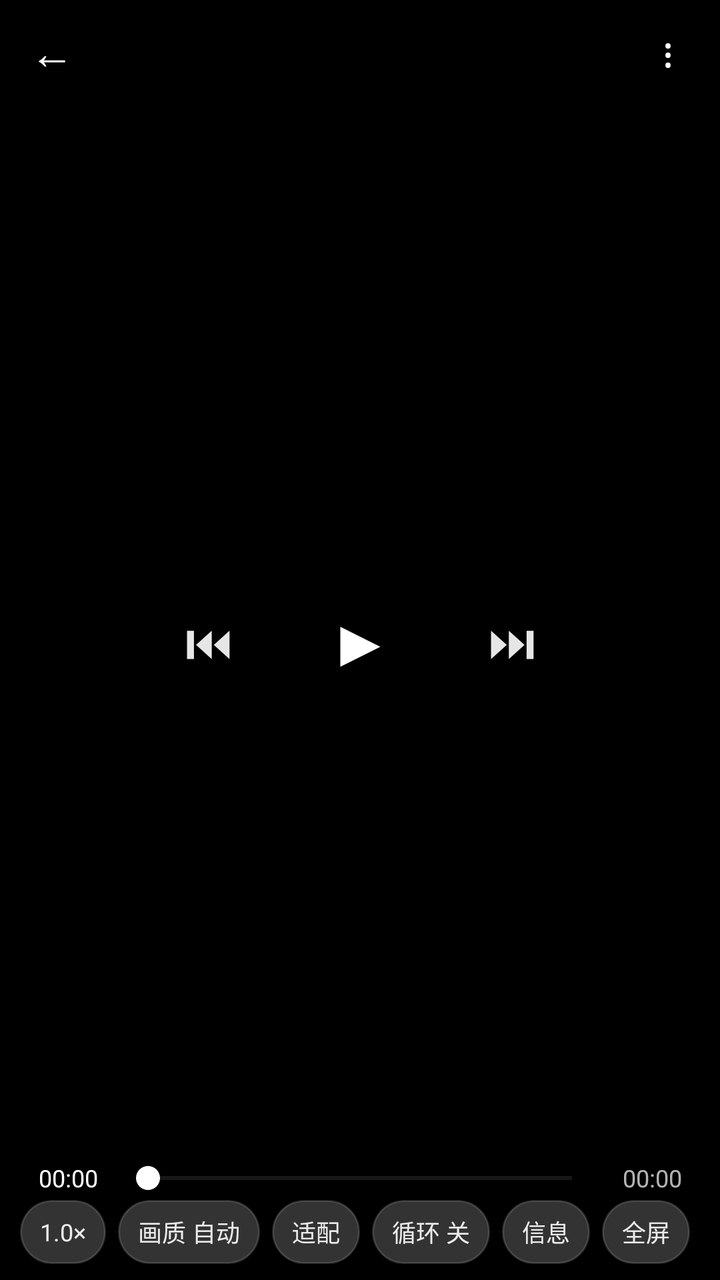
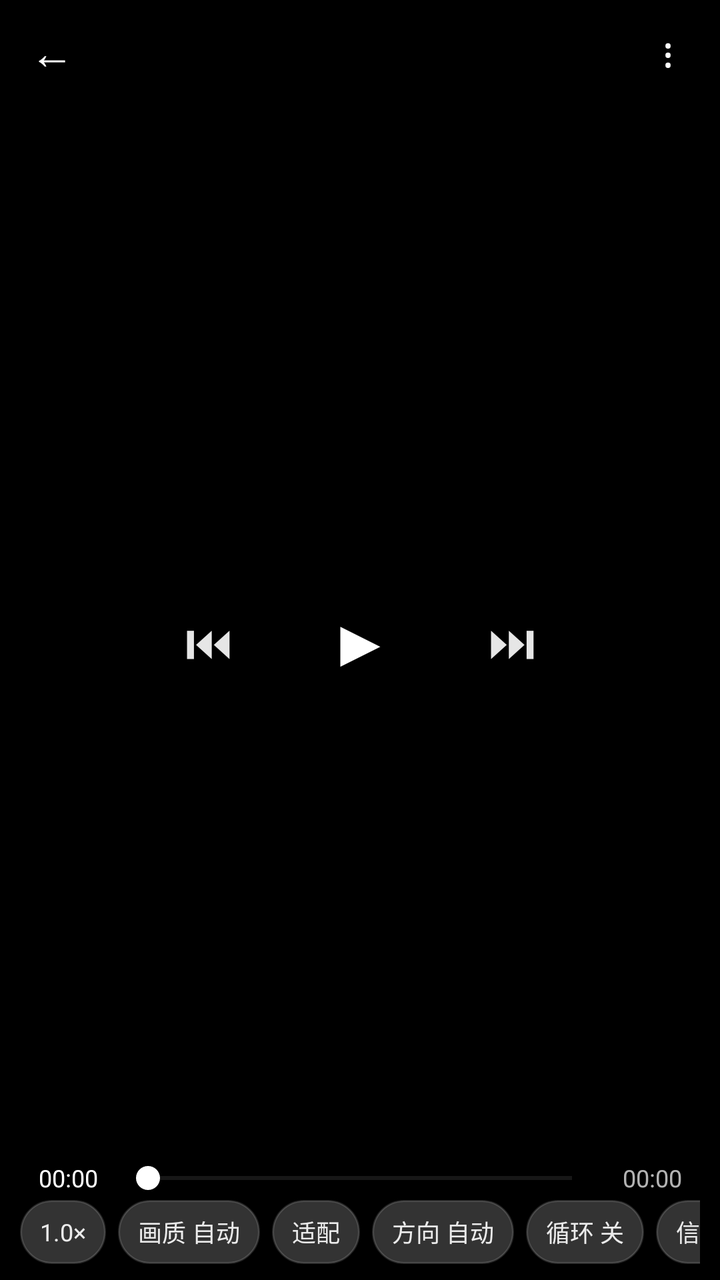

Before-and-after screenshots of an Android layout around one commit, followed by the original layout XML and the change that was made.
<!-- AndroidManifest.xml: activity theme VpWindow -->
<!-- res/layout/activity_video_player.xml -->
<?xml version="1.0" encoding="utf-8"?>
<FrameLayout xmlns:android="http://schemas.android.com/apk/res/android"
    android:id="@+id/vp_root"
    android:layout_width="match_parent"
    android:layout_height="match_parent"
    android:background="#FF000000">

    <TextureView
        android:id="@+id/vp_texture"
        android:layout_width="match_parent"
        android:layout_height="match_parent"
        android:layout_gravity="center" />

    <View
        android:id="@+id/vp_gesture"
        android:layout_width="match_parent"
        android:layout_height="match_parent" />

    <TextView
        android:id="@+id/vp_msg"
        android:layout_width="wrap_content"
        android:layout_height="wrap_content"
        android:layout_gravity="center"
        android:gravity="center"
        android:maxWidth="300dp"
        android:paddingLeft="18dp"
        android:paddingRight="18dp"
        android:paddingTop="14dp"
        android:paddingBottom="14dp"
        android:background="#CC1A1A1A"
        android:textColor="#FFFFFFFF"
        android:textSize="14sp"
        android:lineSpacingExtra="4dp"
        android:visibility="gone" />

    <ProgressBar
        android:id="@+id/vp_buffer"
        android:layout_width="42dp"
        android:layout_height="42dp"
        android:layout_gravity="center"
        android:indeterminate="true"
        android:indeterminateTint="#FFFFFFFF"
        android:visibility="gone" />

    <TextView
        android:id="@+id/vp_hint"
        android:layout_width="wrap_content"
        android:layout_height="wrap_content"
        android:layout_gravity="center"
        android:paddingLeft="20dp"
        android:paddingRight="20dp"
        android:paddingTop="10dp"
        android:paddingBottom="10dp"
        android:background="#B3000000"
        android:textColor="#FFFFFFFF"
        android:textSize="15sp"
        android:visibility="gone" />

    
    <LinearLayout
        android:id="@+id/vp_top"
        android:layout_width="match_parent"
        android:layout_height="52dp"
        android:layout_gravity="top"
        android:orientation="horizontal"
        android:gravity="center_vertical"
        android:paddingLeft="4dp"
        android:paddingRight="4dp"
        android:background="#8C000000">

        <TextView
            android:id="@+id/vp_back"
            android:layout_width="44dp"
            android:layout_height="44dp"
            android:gravity="center"
            android:text="←"
            android:textColor="#FFFFFFFF"
            android:textSize="22sp"
            android:background="?android:attr/selectableItemBackground" />

        <TextView
            android:id="@+id/vp_title"
            android:layout_width="0dp"
            android:layout_height="wrap_content"
            android:layout_weight="1"
            android:singleLine="true"
            android:ellipsize="middle"
            android:textColor="#FFFFFFFF"
            android:textSize="15sp" />

        <TextView
            android:id="@+id/vp_menu"
            android:layout_width="44dp"
            android:layout_height="44dp"
            android:gravity="center"
            android:text="⋮"
            android:textColor="#FFFFFFFF"
            android:textSize="20sp"
            android:background="?android:attr/selectableItemBackground" />
    </LinearLayout>

    
    <LinearLayout
        android:id="@+id/vp_center"
        android:layout_width="wrap_content"
        android:layout_height="wrap_content"
        android:layout_gravity="center"
        android:orientation="horizontal"
        android:gravity="center_vertical">

        <TextView
            android:id="@+id/vp_prev"
            android:layout_width="56dp"
            android:layout_height="56dp"
            android:gravity="center"
            android:text="⏮"
            android:textColor="#E6FFFFFF"
            android:textSize="24sp"
            android:background="@drawable/vp_ctrl_circle" />

        <TextView
            android:id="@+id/vp_play"
            android:layout_width="76dp"
            android:layout_height="76dp"
            android:layout_marginLeft="10dp"
            android:layout_marginRight="10dp"
            android:gravity="center"
            android:text="▶"
            android:textColor="#FFFFFFFF"
            android:textSize="34sp"
            android:background="@drawable/vp_ctrl_circle" />

        <TextView
            android:id="@+id/vp_next"
            android:layout_width="56dp"
            android:layout_height="56dp"
            android:gravity="center"
            android:text="⏭"
            android:textColor="#E6FFFFFF"
            android:textSize="24sp"
            android:background="@drawable/vp_ctrl_circle" />
    </LinearLayout>

    
    <LinearLayout
        android:id="@+id/vp_bottom"
        android:layout_width="match_parent"
        android:layout_height="wrap_content"
        android:layout_gravity="bottom"
        android:orientation="vertical"
        android:paddingLeft="10dp"
        android:paddingRight="10dp"
        android:paddingTop="6dp"
        android:paddingBottom="8dp"
        android:background="#8C000000">

        <LinearLayout
            android:layout_width="match_parent"
            android:layout_height="wrap_content"
            android:orientation="horizontal"
            android:gravity="center_vertical">

            <TextView
                android:id="@+id/vp_pos"
                android:layout_width="wrap_content"
                android:layout_height="wrap_content"
                android:minWidth="48dp"
                android:gravity="center"
                android:text="00:00"
                android:textColor="#FFFFFFFF"
                android:textSize="12sp" />

            <SeekBar
                android:id="@+id/vp_seek"
                android:layout_width="0dp"
                android:layout_height="wrap_content"
                android:layout_weight="1"
                android:max="1000"
                android:progressTint="#FFFFFFFF"
                android:progressBackgroundTint="#4DFFFFFF"
                android:thumbTint="#FFFFFFFF" />

            <TextView
                android:id="@+id/vp_dur"
                android:layout_width="wrap_content"
                android:layout_height="wrap_content"
                android:minWidth="48dp"
                android:gravity="center"
                android:text="00:00"
                android:textColor="#B3FFFFFF"
                android:textSize="12sp" />
        </LinearLayout>

        <LinearLayout
            android:layout_width="match_parent"
            android:layout_height="wrap_content"
            android:orientation="horizontal"
            android:gravity="center_vertical"
            android:layout_marginTop="2dp">

            <TextView
                android:id="@+id/vp_speed"
                style="@style/VpChip"
                android:text="1.0×" />

            <TextView
                android:id="@+id/vp_quality"
                style="@style/VpChip"
                android:text="画质 自动" />

            <TextView
                android:id="@+id/vp_scale"
                style="@style/VpChip"
                android:text="适配" />

            <TextView
                android:id="@+id/vp_loop"
                style="@style/VpChip"
                android:text="循环 关" />

            <TextView
                android:id="@+id/vp_info"
                style="@style/VpChip"
                android:text="信息" />

            <TextView
                android:id="@+id/vp_stretch_spacer"
                android:layout_width="0dp"
                android:layout_height="1dp"
                android:layout_weight="1" />

            <TextView
                android:id="@+id/vp_fullscreen"
                style="@style/VpChip"
                android:text="全屏" />
        </LinearLayout>
    </LinearLayout>
</FrameLayout>
<!-- resources referenced by this layout -->
<resources>
  <!-- drawable vp_ctrl_circle (drawable) -->
  <?xml version="1.0" encoding="utf-8"?>
  <shape xmlns:android="http://schemas.android.com/apk/res/android"
      android:shape="oval">
      <solid android:color="#73000000" />
  </shape>
  <style name="VpChip">
          <item name="android:layout_width">wrap_content</item>
          <item name="android:layout_height">32dp</item>
          <item name="android:layout_marginRight">6dp</item>
          <item name="android:paddingLeft">10dp</item>
          <item name="android:paddingRight">10dp</item>
          <item name="android:gravity">center</item>
          <item name="android:textSize">12sp</item>
          <item name="android:textColor">#E6FFFFFF</item>
          <item name="android:maxLines">1</item>
          <item name="android:background">@drawable/vp_chip</item>
      </style>
  <style name="VpWindow" parent="@android:style/Theme.Material.NoActionBar">
          <item name="android:windowBackground">#FF000000</item>
          <item name="android:colorAccent">#FFFFFFFF</item>
          <item name="android:statusBarColor">#FF000000</item>
          <item name="android:navigationBarColor">#FF000000</item>
      </style>
  <!-- drawable vp_chip (drawable) -->
  <?xml version="1.0" encoding="utf-8"?>
  <shape xmlns:android="http://schemas.android.com/apk/res/android"
      android:shape="rectangle">
      <corners android:radius="16dp" />
      <solid android:color="#33FFFFFF" />
      <stroke
          android:width="1dp"
          android:color="#26FFFFFF" />
  </shape>
</resources>

<!-- the commit's change to res/layout/activity_video_player.xml (unified diff, before → after) -->
@@ -191,48 +191,50 @@
                 android:textSize="12sp" />
         </LinearLayout>
 
-        <LinearLayout
+        
+        <HorizontalScrollView
             android:layout_width="match_parent"
             android:layout_height="wrap_content"
-            android:orientation="horizontal"
-            android:gravity="center_vertical"
-            android:layout_marginTop="2dp">
-
-            <TextView
-                android:id="@+id/vp_speed"
-                style="@style/VpChip"
-                android:text="1.0×" />
-
-            <TextView
-                android:id="@+id/vp_quality"
-                style="@style/VpChip"
-                android:text="画质 自动" />
-
-            <TextView
-                android:id="@+id/vp_scale"
-                style="@style/VpChip"
-                android:text="适配" />
-
-            <TextView
-                android:id="@+id/vp_loop"
-                style="@style/VpChip"
-                android:text="循环 关" />
-
-            <TextView
-                android:id="@+id/vp_info"
-                style="@style/VpChip"
-                android:text="信息" />
-
-            <TextView
-                android:id="@+id/vp_stretch_spacer"
-                android:layout_width="0dp"
-                android:layout_height="1dp"
-                android:layout_weight="1" />
-
-            <TextView
-                android:id="@+id/vp_fullscreen"
-                style="@style/VpChip"
-                android:text="全屏" />
-        </LinearLayout>
+            android:layout_marginTop="2dp"
+            android:scrollbars="none"
+            android:overScrollMode="never">
+
+            <LinearLayout
+                android:layout_width="wrap_content"
+                android:layout_height="wrap_content"
+                android:orientation="horizontal"
+                android:gravity="center_vertical">
+
+                <TextView
+                    android:id="@+id/vp_speed"
+                    style="@style/VpChip"
+                    android:text="1.0×" />
+
+                <TextView
+                    android:id="@+id/vp_quality"
+                    style="@style/VpChip"
+                    android:text="画质 自动" />
+
+                <TextView
+                    android:id="@+id/vp_scale"
+                    style="@style/VpChip"
+                    android:text="适配" />
+
+                <TextView
+                    android:id="@+id/vp_orient"
+                    style="@style/VpChip"
+                    android:text="方向 自动" />
+
+                <TextView
+                    android:id="@+id/vp_loop"
+                    style="@style/VpChip"
+                    android:text="循环 关" />
+
+                <TextView
+                    android:id="@+id/vp_info"
+                    style="@style/VpChip"
+                    android:text="信息" />
+            </LinearLayout>
+        </HorizontalScrollView>
     </LinearLayout>
 </FrameLayout>
